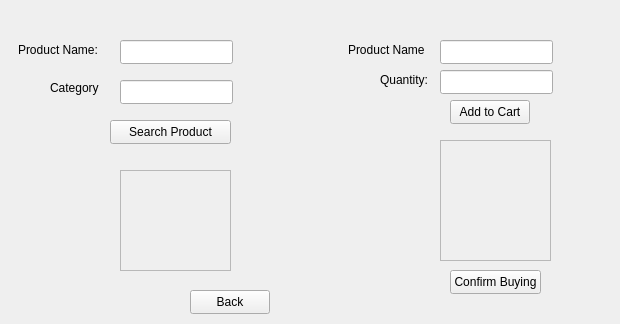
This is customer.ui in Arkezz/QTOnlineMarketplace as Qt 5 draws it before an edit. The edited form follows.
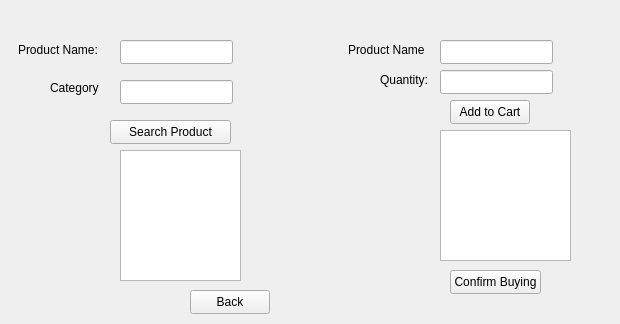
This is the edited form.

Commit message: Initial setup to use QListWidget instead of label

The edit to the form file:
```diff
--- a/customer.ui
+++ b/customer.ui
@@ -160,75 +160,40 @@
     </rect>
    </property>
   </widget>
-  <widget class="QScrollArea" name="scrollArea">
+  <widget class="QListWidget" name="productListText">
    <property name="geometry">
     <rect>
      <x>120</x>
-     <y>170</y>
-     <width>111</width>
-     <height>101</height>
+     <y>150</y>
+     <width>121</width>
+     <height>131</height>
     </rect>
    </property>
-   <property name="widgetResizable">
+   <property name="dragEnabled">
     <bool>true</bool>
    </property>
-   <widget class="QWidget" name="scrollAreaWidgetContents">
-    <property name="geometry">
-     <rect>
-      <x>0</x>
-      <y>0</y>
-      <width>109</width>
-      <height>99</height>
-     </rect>
-    </property>
-    <layout class="QVBoxLayout" name="verticalLayout">
-     <item>
-      <widget class="QLabel" name="productListText">
-       <property name="text">
-        <string/>
-       </property>
-       <property name="alignment">
-        <set>Qt::AlignCenter</set>
-       </property>
-      </widget>
-     </item>
-    </layout>
-   </widget>
+   <property name="dragDropOverwriteMode">
+    <bool>true</bool>
+   </property>
+   <property name="dragDropMode">
+    <enum>QAbstractItemView::DragOnly</enum>
+   </property>
+   <property name="itemAlignment">
+    <set>Qt::AlignCenter</set>
+   </property>
   </widget>
-  <widget class="QScrollArea" name="scrollArea_2">
+  <widget class="QListWidget" name="cartListText">
    <property name="geometry">
     <rect>
      <x>440</x>
-     <y>140</y>
-     <width>111</width>
-     <height>121</height>
+     <y>130</y>
+     <width>131</width>
+     <height>131</height>
     </rect>
    </property>
-   <property name="widgetResizable">
-    <bool>true</bool>
+   <property name="dragDropMode">
+    <enum>QAbstractItemView::DropOnly</enum>
    </property>
-   <widget class="QWidget" name="scrollAreaWidgetContents_2">
-    <property name="geometry">
-     <rect>
-      <x>0</x>
-      <y>0</y>
-      <width>109</width>
-      <height>119</height>
-     </rect>
-    </property>
-    <layout class="QVBoxLayout" name="verticalLayout_2">
-     <item>
-      <widget class="QLabel" name="cartListText">
-       <property name="text">
-        <string/>
-       </property>
-       <property name="alignment">
-        <set>Qt::AlignCenter</set>
-       </property>
-      </widget>
-     </item>
-    </layout>
-   </widget>
   </widget>
  </widget>
  <resources/>
```
The commit also changes 1 other file.
